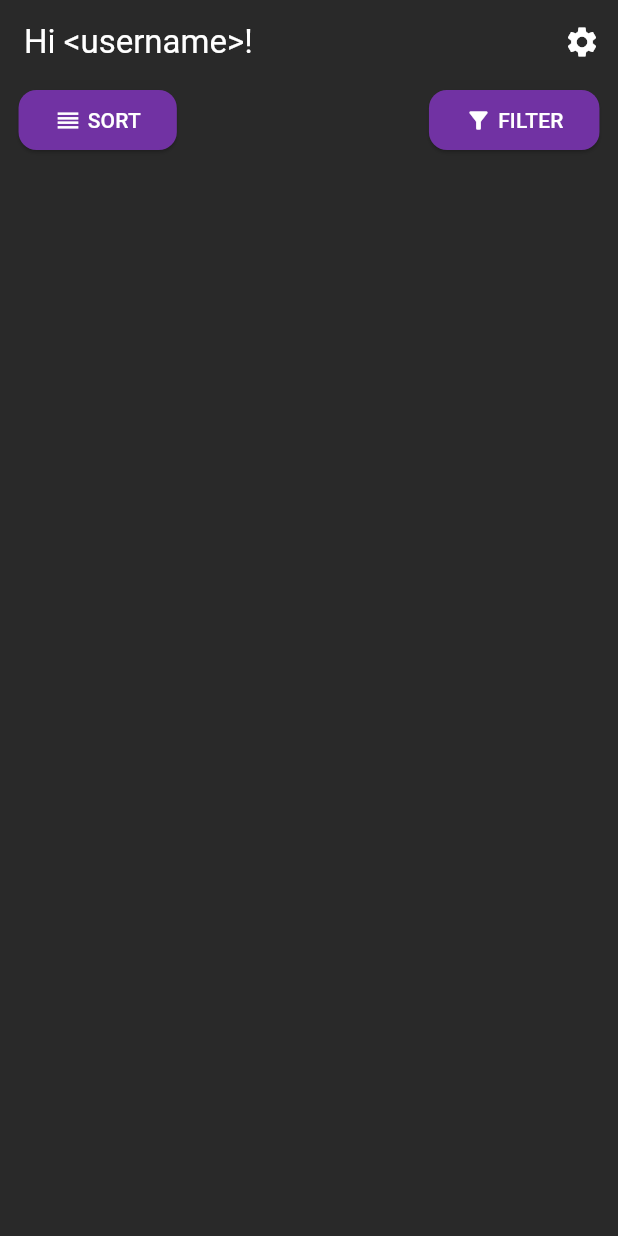
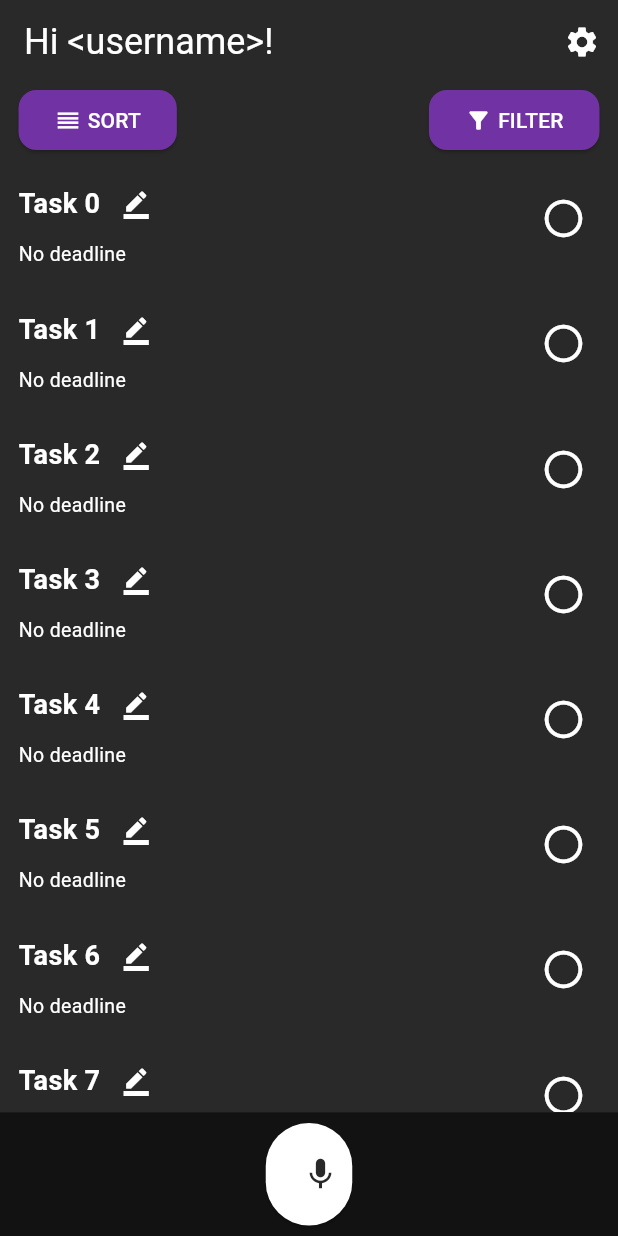
Before and after one commit to DaryaSanina/smart-planner, a Flutter app: the screen it shows after launch, on a phone screen of 412 x 824 dp. Run offline on Flutter 3.47's test engine with Material 3 defaults, Android fonts, the phone set to English and light mode, and no system bars.

Commit message:
Add main screen design

```diff
--- a/lib/home/home_page.dart
+++ b/lib/home/home_page.dart
@@ -2,6 +2,9 @@ import 'package:flutter/material.dart';
 import 'package:app/home/widgets/home_app_bar.dart';
 import 'package:app/home/widgets/sort_button.dart';
 import 'package:app/home/widgets/filter_button.dart';
+import 'package:app/home/widgets/assistant_button.dart';
+import 'package:app/home/widgets/task.dart';
+import 'package:flutter/widgets.dart';
 
 class HomePage extends StatefulWidget {
   const HomePage({super.key});
@@ -13,10 +16,13 @@ class HomePage extends StatefulWidget {
 class _HomePageState extends State<HomePage> {
   @override
   Widget build(BuildContext context) {
+    final List<Widget> tasks = List.generate(20, (i) => Task(name: "Task $i", date: "No deadline"));
+    return LayoutBuilder(
+      builder: (context, constraints) {
         return Scaffold(
           backgroundColor: Theme.of(context).colorScheme.primary,
           appBar: const HomeAppBar(),
-      body: Column(
+          body: ListView(
             children: [
               Row(
                 mainAxisAlignment: MainAxisAlignment.spaceBetween,
@@ -35,8 +41,18 @@ class _HomePageState extends State<HomePage> {
                   ),
                 ],
               ),
+              Column(
+                children: tasks,
+              ),
             ],
+          ),
+          bottomNavigationBar: BottomAppBar(
+            padding: EdgeInsets.symmetric(horizontal: MediaQuery.of(context).size.width * 0.43, vertical: 7),
+            height: MediaQuery.of(context).size.height * 0.1,
+            child: const AssistantButton(),
           ),
         );
       }
+    );
   }
+}
--- /dev/null
+++ b/lib/home/widgets/assistant_button.dart
@@ -0,0 +1,19 @@
+import 'package:flutter/material.dart';
+
+class AssistantButton extends StatelessWidget {
+  const AssistantButton({
+    super.key
+  });
+
+  @override
+  Widget build(BuildContext context) {
+    return ElevatedButton(
+      onPressed: () {},
+      style: ElevatedButton.styleFrom(
+        backgroundColor: Theme.of(context).colorScheme.tertiary,
+        shape: RoundedRectangleBorder(borderRadius: BorderRadius.circular(50)),
+      ),
+      child: Icon(Icons.mic, color: Theme.of(context).colorScheme.primary, size: 25,),
+    );
+  }
+}
--- a/lib/home/widgets/home_app_bar.dart
+++ b/lib/home/widgets/home_app_bar.dart
@@ -11,9 +11,9 @@ class HomeAppBar extends StatelessWidget implements PreferredSizeWidget {
   Widget build(BuildContext context) {
     return AppBar(
       backgroundColor: Theme.of(context).colorScheme.primary,
-      title: Text("Hi <username>!"),
+      title: const Text("Hi <username>!", style: TextStyle(fontSize: 24),),
       actions: [
-        IconButton(onPressed: () {}, icon: Icon(Icons.settings))
+        IconButton(onPressed: () {}, icon: const Icon(Icons.settings))
       ],
     );
   }
--- /dev/null
+++ b/lib/home/widgets/task.dart
@@ -0,0 +1,47 @@
+import 'package:flutter/material.dart';
+
+class Task extends StatelessWidget {
+  final String name;
+  final String date;
+  const Task({
+    this.name = "Task",
+    this.date = "No deadline",
+    super.key,
+  });
+
+  @override
+  Widget build(BuildContext context) {
+    return Padding(
+      padding: EdgeInsets.symmetric(horizontal: MediaQuery.of(context).size.width * 0.03, vertical: MediaQuery.of(context).size.width * 0.02),
+      child: Row(
+        mainAxisAlignment: MainAxisAlignment.spaceBetween,
+        children: [
+          Column(
+            crossAxisAlignment: CrossAxisAlignment.start,
+            children: [
+              Row(
+                children: [
+                  Text(
+                    name,
+                    style: const TextStyle(
+                      fontSize: 18,
+                      fontWeight: FontWeight.w600,
+                    ),
+                  ),
+                  IconButton(onPressed: () {}, icon: const Icon(Icons.border_color, size: 20,)),
+                ],
+              ),
+              Text(
+                date,
+                style: const TextStyle(
+                  fontSize: 13,
+                ),
+              ),
+            ],
+          ),
+          IconButton(onPressed: () {}, icon: const Icon(Icons.radio_button_unchecked, size: 30,))
+        ],
+      ),
+    );
+  }
+}
```
Lines whose indentation alone changed are shown as unchanged.
